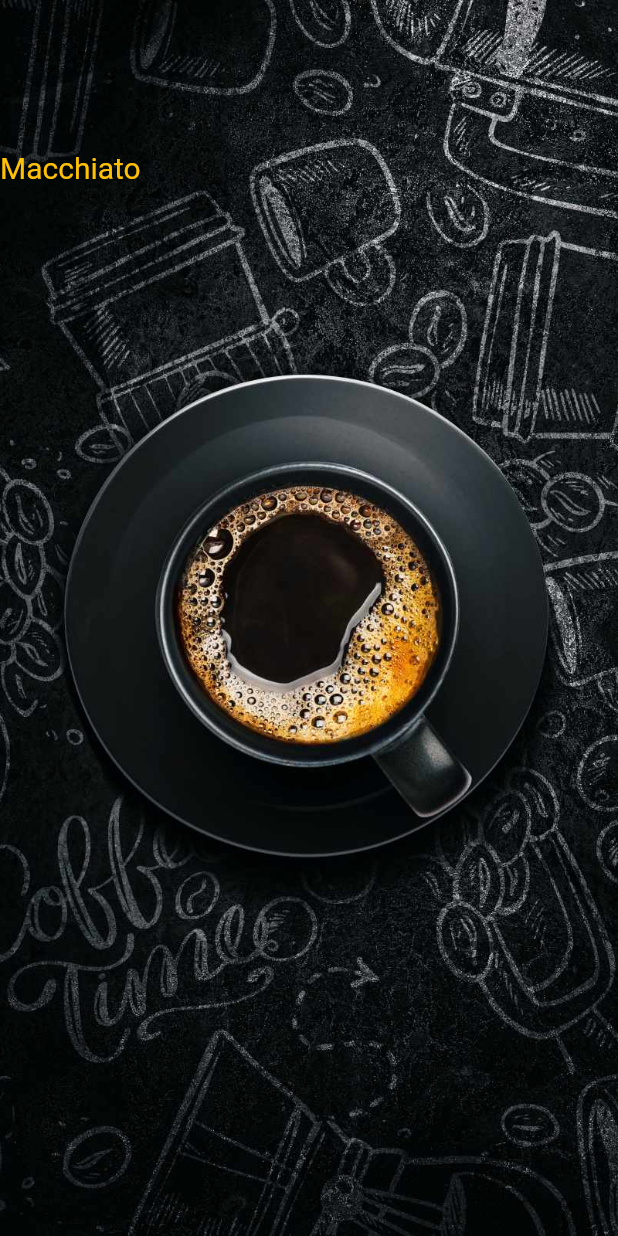
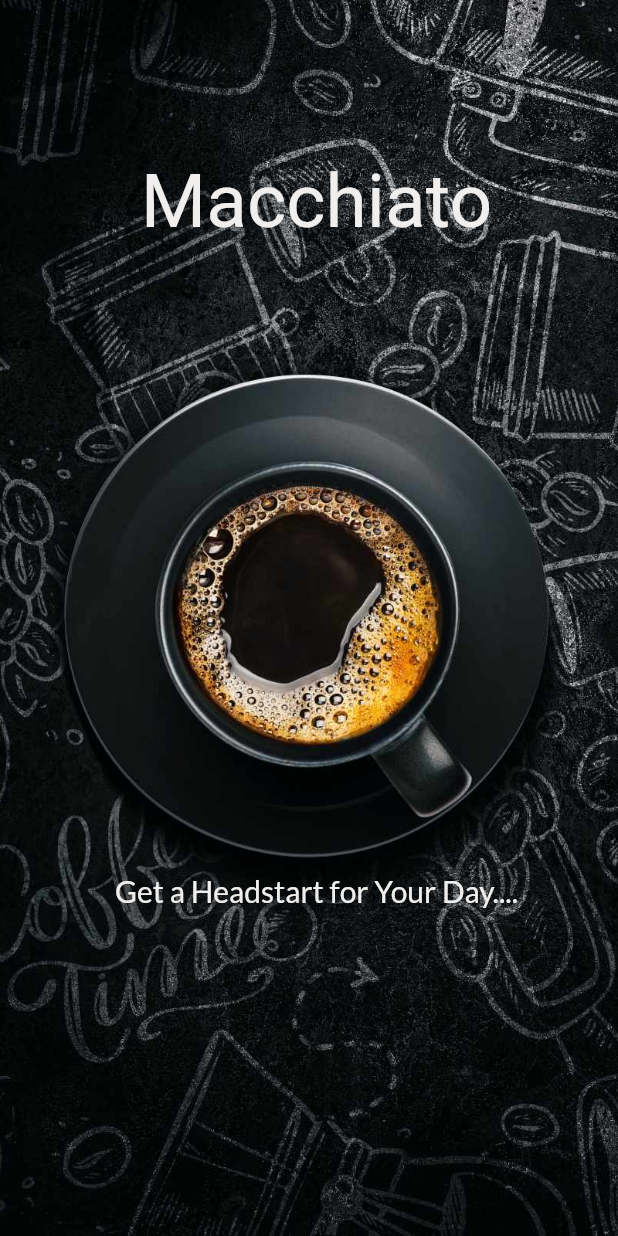
Before and after one commit to Chira2000/Coffee-Shop-Mobile-Application, a Flutter app: the screen it shows after launch, on a phone screen of 412 x 824 dp. Run offline on Flutter 3.47's test engine with Material 2 defaults, Android fonts, the phone set to English and light mode, and no system bars; our stand-ins replace google_fonts; Roboto replaces fonts that are missing (Acme); statements that could not run were skipped.

Commit message:
Spalsh Screeen Update

```diff
--- a/lib/SplashScreen.dart
+++ b/lib/SplashScreen.dart
@@ -1,4 +1,5 @@
 import 'package:flutter/material.dart';
+import 'package:google_fonts/google_fonts.dart';
 
 class SplashScreen extends StatelessWidget {
   @override
@@ -12,10 +13,41 @@ class SplashScreen extends StatelessWidget {
                   image: AssetImage('assets/homepage.png'),
                   fit: BoxFit.cover,
                 )),
-          child: Text(
+            child: Padding(
+              padding: const EdgeInsets.fromLTRB(30, 5, 20, 10),
+              child: Column(
+                  mainAxisAlignment: MainAxisAlignment.spaceBetween,
+                  children: [
+                    Text(
                       "Macchiato",
-            style: TextStyle(fontSize: 20, color: Colors.amber),
-          )),
-    );
+                      style: GoogleFonts.acme(
+                        fontSize: 50,
+                        color: Color.fromARGB(255, 241, 239, 237),
+                      ),
+                    ),
+                    Padding(
+                      padding: const EdgeInsets.fromLTRB(0, 40, 0, 80),
+                      child: Column(
+                        children: [
+                          Text(
+                            "Get a Headstart for Your Day....",
+                            style: GoogleFonts.lato(
+                                fontSize: 20,
+                                color:
+                                    const Color.fromARGB(255, 241, 239, 237)),
+                          ),
+                          SizedBox(
+                            height: 40,
+                            width: 20),
+                            ElevatedButton(onPressed: , child:
+                            Text("Get Started")
+                            ),
+
+
+                        ],
+                      ),
+                    ),
+                  ]),
+            )));
   }
 }
```
Also changed, not shown: pubspec.yaml (+3 -5 lines), lib/RegisterPage.dart (added), pubspec.lock, 1 other file. Lines whose indentation alone changed are shown as unchanged.
